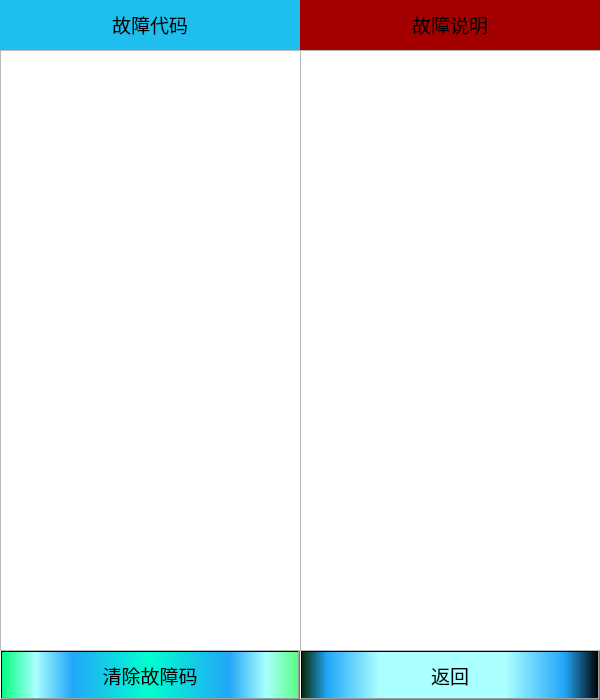
Qt form trouble_code.ui (y31473199/qt_bms) before a commit.
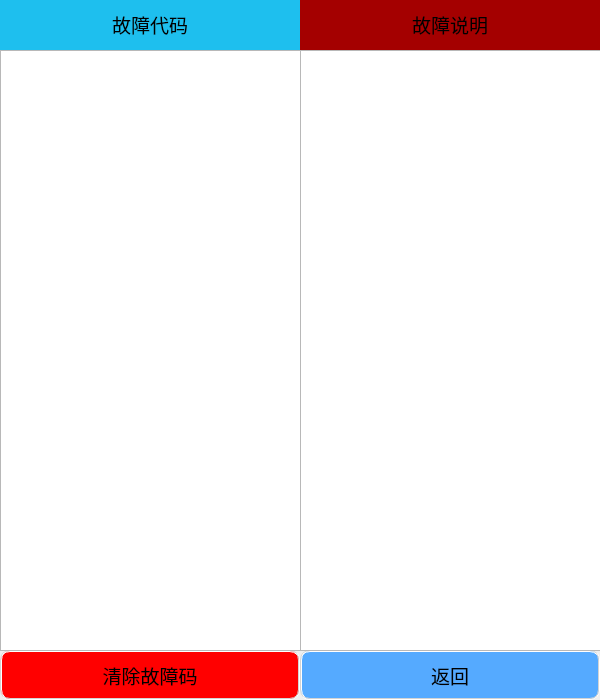
The same form after that commit.

```diff
--- a/trouble_code.ui
+++ b/trouble_code.ui
@@ -82,7 +82,11 @@
     </font>
    </property>
    <property name="styleSheet">
-    <string notr="true">background-color:qlineargradient(spread:pad, x1:0, y1:0, x2:1, y2:0, stop:0 rgba(0, 255, 127, 255), stop:0.113636 rgba(170, 255, 255, 255), stop:0.238636 rgba(34, 166, 248, 255), stop:0.494318 rgba(0, 255, 207, 255), stop:0.767045 rgba(34, 166, 248, 255), stop:0.892045 rgba(170, 255, 255, 255), stop:1 rgba(85, 255, 127, 255))</string>
+    <string notr="true">QPushButton{border:2px groove lightgray;
+border-radius:10px;padding:2px 4px;
+background:
+rgb(255, 0, 0);}
+QPushButton:hover{border-color:green; background:transparent;}</string>
    </property>
    <property name="text">
     <string>清除故障码</string>
@@ -104,7 +108,11 @@
     </font>
    </property>
    <property name="styleSheet">
-    <string notr="true">background:qlineargradient(spread:pad, x1:0, y1:0, x2:1, y2:0, stop:0 rgba(9, 41, 4, 255), stop:0.085 rgba(34, 166, 248, 255), stop:0.261364 rgba(170, 255, 255, 255), stop:0.267045 rgba(170, 255, 255, 255), stop:0.6875 rgba(170, 255, 255, 255), stop:0.885 rgba(34, 166, 248, 255), stop:1 rgba(0, 0, 0, 255));</string>
+    <string notr="true">QPushButton{border:2px groove lightgray;
+border-radius:10px;padding:2px 4px;
+background:
+rgb(85, 170, 255);}
+QPushButton:hover{border-color:green; background:transparent;}</string>
    </property>
    <property name="text">
     <string>返回</string>
```
